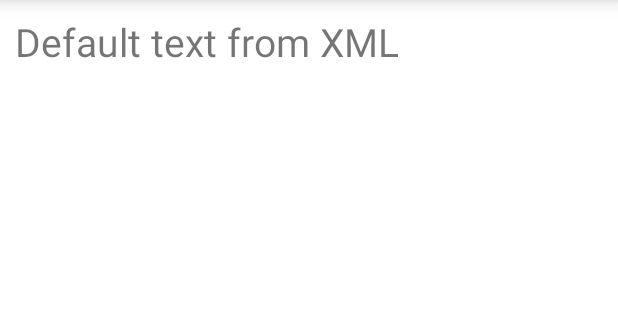
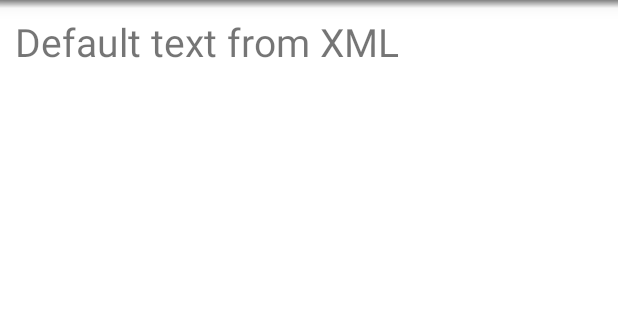
Before and after one commit to khalid-hussain/MatnAjrumiyyah, an Android app: the layout activity_reader.xml on its own in the app's theme, with its tools: preview values and no code run, on a phone screen of 412 x 824 dp, the part 84-404 px from its top. Run offline under Robolectric (Android 15) with nearby library versions, the phone set to English and light mode, and no system bars.

Commit message:
Added toolbar shadow, AR string, and text alignment.

```diff
--- /dev/null
+++ b/app/src/main/res/drawable/toolbar_shadow.xml
@@ -0,0 +1,7 @@
+<?xml version="1.0" encoding="utf-8"?>
+<shape xmlns:android="http://schemas.android.com/apk/res/android" android:shape="rectangle">
+    <gradient
+        android:startColor="@android:color/transparent"
+        android:endColor="#88333333"
+        android:angle="90"/>
+</shape>
--- a/app/src/main/res/layout/activity_main.xml
+++ b/app/src/main/res/layout/activity_reader.xml
@@ -15,6 +15,9 @@
 
         <include layout="@layout/toolbar" />
 
+        <FrameLayout
+            android:layout_width="match_parent"
+            android:layout_height="match_parent">
             <ScrollView
                 android:id="@+id/scrollView"
                 android:layout_width="match_parent"
@@ -22,14 +25,21 @@
 
                 <TextView
                     android:id="@+id/tvContent"
+                    android:textAlignment="textStart"
+                    fontPath="fonts/ScheherazadeRegOT.ttf"
                     android:layout_width="match_parent"
                     android:layout_height="match_parent"
                     android:padding="10dp"
                     android:text="Default text from XML"
-                fontPath="fonts/ScheherazadeRegOT.ttf"
                     android:textIsSelectable="true"
                     android:textSize="26sp"></TextView>
             </ScrollView>
+            <View
+                android:id="@+id/view_toolbar_shadow"
+                android:layout_width="match_parent"
+                android:layout_height="5dp"
+                android:background="@drawable/toolbar_shadow" />
+        </FrameLayout>
     </LinearLayout>
 
     <!-- navigation drawer -->
```
Also changed, not shown: app/src/main/java/com/khalid/ajrumiyyah/ReaderActivity.java (+11 -1 lines), app/src/main/res/values/strings_preferences.xml (+2 -10 lines). Lines whose indentation alone changed are shown as unchanged.
